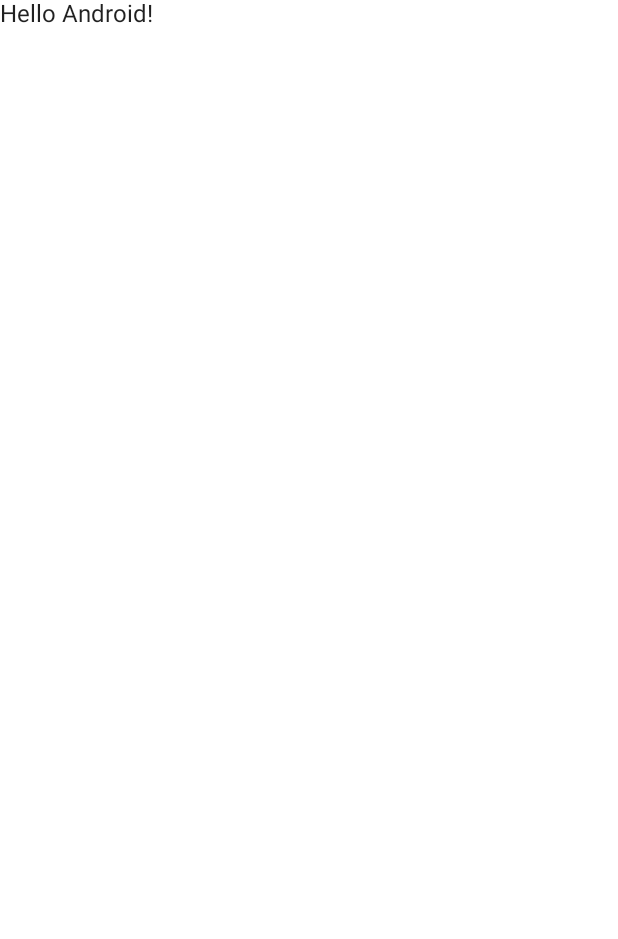
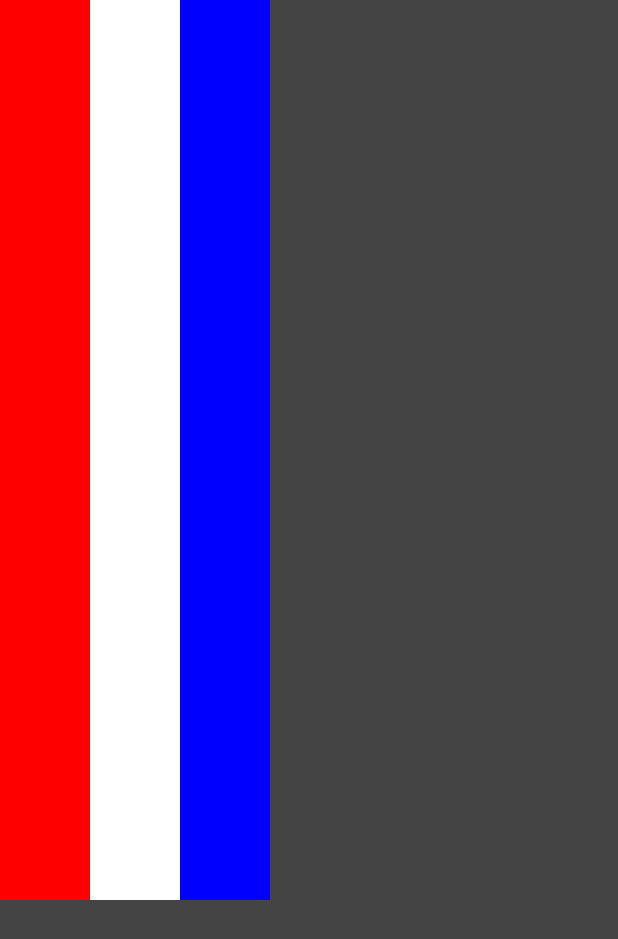
Before and after one commit to Qloozen/Simple-Text-Compose-Application, an Android app built with Jetpack Compose: the screen it shows after launch (MainActivity), on a phone screen of 412 x 824 dp. Before the commit the part shown is almost empty. Shown: the top 939 px of the screen. Run offline under Robolectric (Android 15) with nearby library versions, the phone set to English and light mode, and no system bars.

Commit message:
Reusable Surface composable with input parameter for colors

```diff
--- a/app/src/main/java/com/example/simpletextcomposeapplication/MainActivity.kt
+++ b/app/src/main/java/com/example/simpletextcomposeapplication/MainActivity.kt
@@ -3,36 +3,57 @@ package com.example.simpletextcomposeapplication
 import android.os.Bundle
 import androidx.activity.ComponentActivity
 import androidx.activity.compose.setContent
+import androidx.compose.foundation.clickable
+import androidx.compose.foundation.layout.*
 import androidx.compose.material.MaterialTheme
 import androidx.compose.material.Surface
 import androidx.compose.material.Text
 import androidx.compose.runtime.Composable
+import androidx.compose.ui.Alignment
+import androidx.compose.ui.Modifier
+import androidx.compose.ui.graphics.Color
+import androidx.compose.ui.text.font.FontWeight
 import androidx.compose.ui.tooling.preview.Preview
+import androidx.compose.ui.unit.dp
 import com.example.simpletextcomposeapplication.ui.theme.SimpleTextComposeApplicationTheme
 
 class MainActivity : ComponentActivity() {
     override fun onCreate(savedInstanceState: Bundle?) {
         super.onCreate(savedInstanceState)
         setContent {
-            SimpleTextComposeApplicationTheme {
-                // A surface container using the 'background' color from the theme
-                Surface(color = MaterialTheme.colors.background) {
-                    Greeting("Android")
-                }
-            }
+            MainScreen()
         }
     }
 }
 
 @Composable
-fun Greeting(name: String) {
-    Text(text = "Hello $name!")
+fun MainScreen() {
+    Surface(
+        color = Color.DarkGray,
+        modifier = Modifier.fillMaxSize()
+    ) {
+        Row {
+            HorizontalColoredRow(Color.Red)
+            HorizontalColoredRow(Color.White)
+            HorizontalColoredRow(Color.Blue)
+        }
+    }
+}
+
+@Composable
+fun HorizontalColoredRow(color: Color) {
+    Surface(
+        color = color,
+        modifier = Modifier
+            .height(600.dp)
+            .width(60.dp)
+    ) {}
 }
 
 @Preview(showBackground = true)
 @Composable
 fun DefaultPreview() {
     SimpleTextComposeApplicationTheme {
-        Greeting("Android")
+        MainScreen()
     }
 }
```
